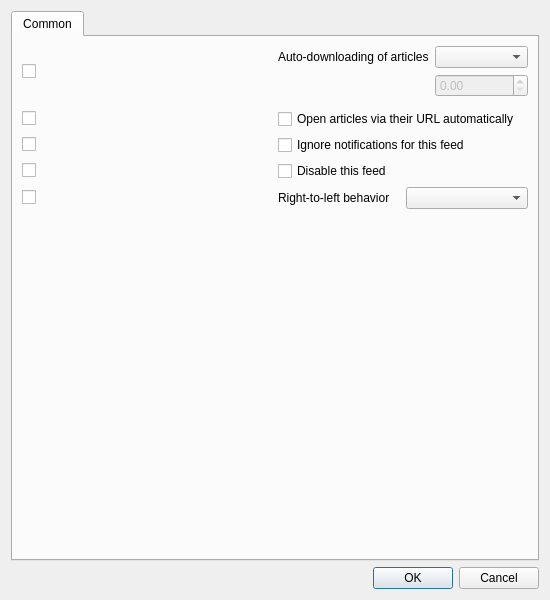
Above: src/librssguard/services/abstract/gui/formfeeddetails.ui from martinrotter/rssguard before the change. Below: the same form after it.
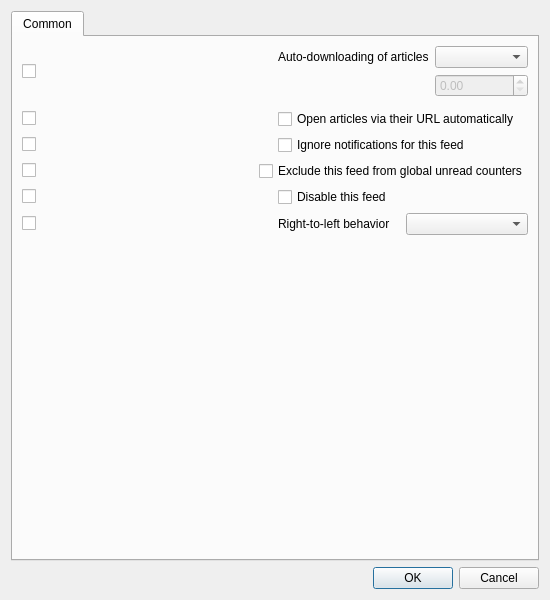
That is the form after the change. Custom widgets are drawn as their Qt base class.

What changed in the file:
```diff
--- a/src/librssguard/services/abstract/gui/formfeeddetails.ui
+++ b/src/librssguard/services/abstract/gui/formfeeddetails.ui
@@ -107,6 +107,23 @@
        <item>
         <layout class="QHBoxLayout" name="horizontalLayout_6">
          <item>
+          <widget class="MultiFeedEditCheckBox" name="m_mcbExcludeFromGlobalUnreadCount"/>
+         </item>
+         <item>
+          <widget class="QCheckBox" name="m_cbExcludeFromGlobalUnreadCount">
+           <property name="toolTip">
+            <string>Exclude this feed from unread counts shown in global indicators, such as the tray icon, taskbar, application badge, and window title.</string>
+           </property>
+           <property name="text">
+            <string>Exclude this feed from global unread counters</string>
+           </property>
+          </widget>
+         </item>
+        </layout>
+       </item>
+       <item>
+        <layout class="QHBoxLayout" name="horizontalLayout_8">
+         <item>
           <widget class="MultiFeedEditCheckBox" name="m_mcbDisableFeed"/>
          </item>
          <item>
```
